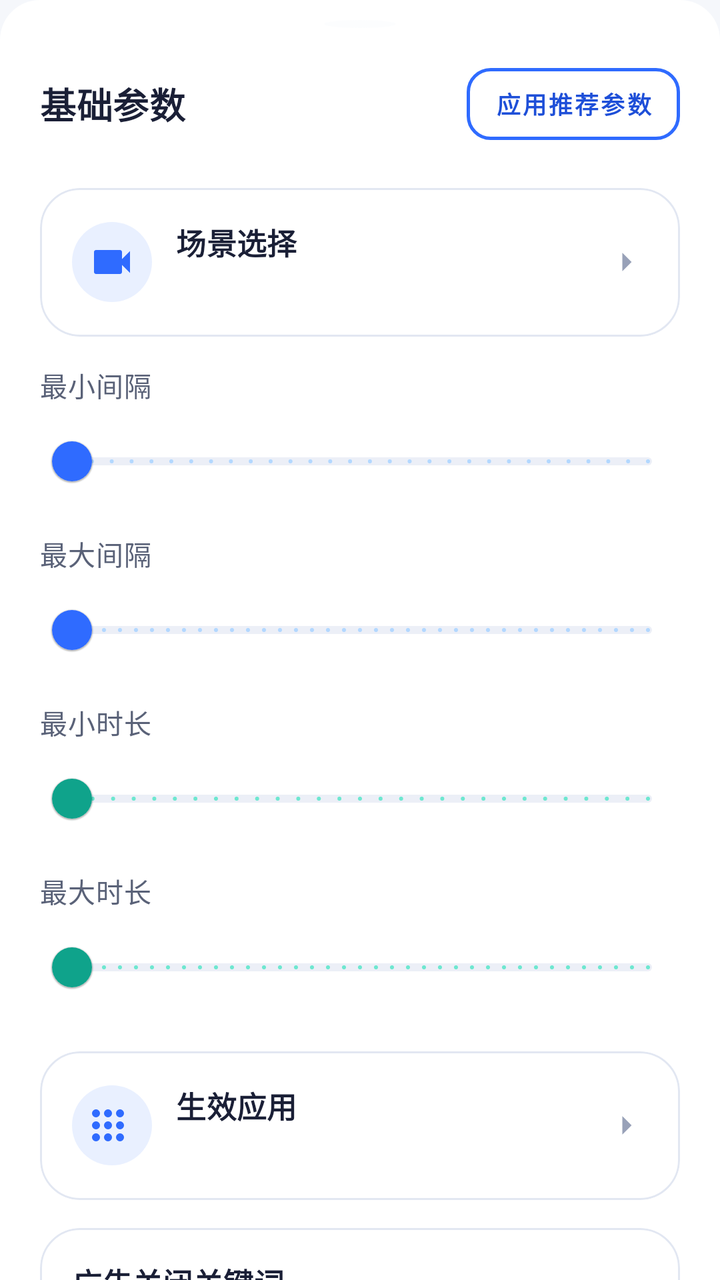
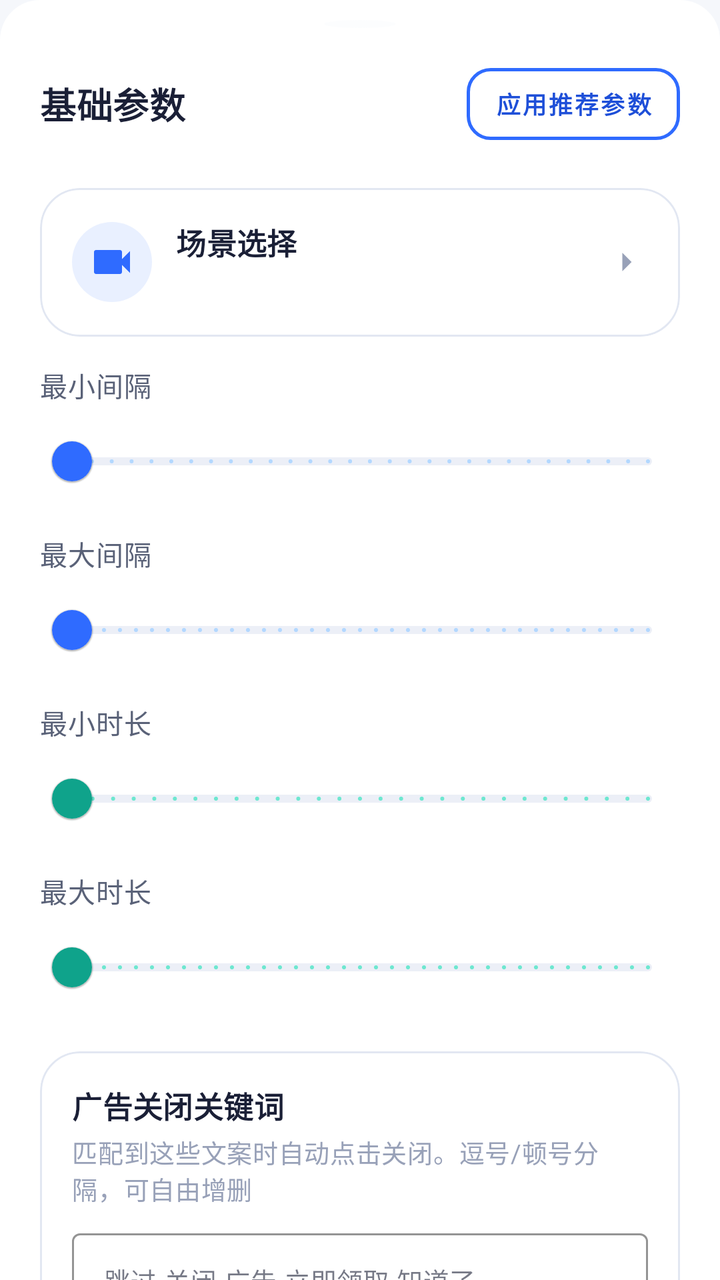

Before-and-after screenshots of an Android layout around one commit, followed by the original layout XML and the change that was made.
<!-- AndroidManifest.xml: application theme Theme.AutoScroll -->
<!-- res/layout/bottom_sheet_settings.xml -->
<?xml version="1.0" encoding="utf-8"?>
<androidx.core.widget.NestedScrollView xmlns:android="http://schemas.android.com/apk/res/android"
    xmlns:app="http://schemas.android.com/apk/res-auto"
    android:layout_width="match_parent"
    android:layout_height="wrap_content"
    android:background="@drawable/bottom_sheet_bg">

    <LinearLayout
        android:layout_width="match_parent"
        android:layout_height="wrap_content"
        android:orientation="vertical"
        android:paddingLeft="20dp"
        android:paddingRight="20dp"
        android:paddingTop="10dp"
        android:paddingBottom="24dp">

        
        <View
            android:layout_width="36dp"
            android:layout_height="4dp"
            android:layout_gravity="center_horizontal"
            android:layout_marginBottom="14dp"
            android:background="@drawable/scene_icon_bg"
            android:backgroundTint="@color/border" />

        
        <LinearLayout
            android:layout_width="match_parent"
            android:layout_height="wrap_content"
            android:orientation="horizontal"
            android:gravity="center_vertical"
            android:layout_marginBottom="18dp">

            <TextView
                android:layout_width="0dp"
                android:layout_height="wrap_content"
                android:layout_weight="1"
                android:text="@string/settings_title"
                android:textAppearance="@style/TextAppearance.Title"
                android:textSize="18sp" />

            <com.google.android.material.button.MaterialButton
                android:id="@+id/btnApplyRecommend"
                style="@style/AutoScrollButton.Outline"
                android:layout_width="wrap_content"
                android:layout_height="wrap_content"
                android:text="@string/apply_recommend"
                android:textSize="12sp"
                android:paddingLeft="14dp"
                android:paddingRight="14dp"
                android:paddingTop="8dp"
                android:paddingBottom="8dp"
                app:cornerRadius="12dp"
                app:strokeColor="@color/purple_500"
                android:textColor="@color/purple_700" />
        </LinearLayout>

        
        <com.google.android.material.card.MaterialCardView
            android:id="@+id/cardSceneEntry"
            style="@style/AutoScrollCard"
            android:layout_width="match_parent"
            android:layout_height="wrap_content"
            android:layout_marginBottom="14dp"
            android:clickable="true"
            android:focusable="true"
            app:rippleColor="@color/purple_200">

            <LinearLayout
                android:layout_width="match_parent"
                android:layout_height="wrap_content"
                android:orientation="horizontal"
                android:gravity="center_vertical"
                android:padding="16dp">

                <ImageView
                    android:layout_width="40dp"
                    android:layout_height="40dp"
                    android:padding="8dp"
                    android:scaleType="centerInside"
                    android:src="@drawable/ic_scene_video"
                    app:tint="@color/purple_500"
                    android:background="@drawable/scene_icon_bg" />

                <LinearLayout
                    android:layout_width="0dp"
                    android:layout_height="wrap_content"
                    android:layout_weight="1"
                    android:orientation="vertical"
                    android:layout_marginStart="12dp">

                    <TextView
                        android:layout_width="wrap_content"
                        android:layout_height="wrap_content"
                        android:text="@string/scene_entry_title"
                        android:textAppearance="@style/TextAppearance.Title"
                        android:textSize="15sp" />

                    <TextView
                        android:id="@+id/tvSceneSummary"
                        android:layout_width="wrap_content"
                        android:layout_height="wrap_content"
                        android:layout_marginTop="3dp"
                        android:textAppearance="@style/TextAppearance.Body"
                        android:textSize="12.5sp"
                        android:textColor="@color/text_hint" />
                </LinearLayout>

                <ImageView
                    android:layout_width="22dp"
                    android:layout_height="22dp"
                    android:scaleType="centerInside"
                    android:src="@drawable/ic_chevron_right"
                    app:tint="@color/text_hint" />
            </LinearLayout>
        </com.google.android.material.card.MaterialCardView>

        
        <LinearLayout
            android:layout_width="match_parent"
            android:layout_height="wrap_content"
            android:orientation="vertical"
            android:layout_marginBottom="12dp">

            <LinearLayout
                android:layout_width="match_parent"
                android:layout_height="wrap_content"
                android:orientation="horizontal"
                android:gravity="center_vertical"
                android:layout_marginBottom="4dp">

                <TextView
                    android:layout_width="0dp"
                    android:layout_height="wrap_content"
                    android:layout_weight="1"
                    android:text="@string/min_interval"
                    android:textAppearance="@style/TextAppearance.Body"
                    android:textSize="13.5sp" />

                <TextView
                    android:id="@+id/tvMinInterval"
                    android:layout_width="wrap_content"
                    android:layout_height="wrap_content"
                    android:textColor="@color/purple_700"
                    android:textStyle="bold"
                    android:textSize="15sp"
                    android:paddingLeft="8dp" />
            </LinearLayout>

            <com.google.android.material.slider.Slider
                android:id="@+id/sliderMinInterval"
                android:layout_width="match_parent"
                android:layout_height="wrap_content"
                android:valueFrom="1"
                android:valueTo="30"
                android:stepSize="1"
                app:tickColor="@color/purple_200"
                app:tickColorActive="@color/purple_500"
                app:thumbColor="@color/purple_500"
                app:trackColorActive="@color/purple_500"
                app:trackColorInactive="@color/divider" />
        </LinearLayout>

        
        <LinearLayout
            android:layout_width="match_parent"
            android:layout_height="wrap_content"
            android:orientation="vertical"
            android:layout_marginBottom="12dp">

            <LinearLayout
                android:layout_width="match_parent"
                android:layout_height="wrap_content"
                android:orientation="horizontal"
                android:gravity="center_vertical"
                android:layout_marginBottom="4dp">

                <TextView
                    android:layout_width="0dp"
                    android:layout_height="wrap_content"
                    android:layout_weight="1"
                    android:text="@string/max_interval"
                    android:textAppearance="@style/TextAppearance.Body"
                    android:textSize="13.5sp" />

                <TextView
                    android:id="@+id/tvMaxInterval"
                    android:layout_width="wrap_content"
                    android:layout_height="wrap_content"
                    android:textColor="@color/purple_700"
                    android:textStyle="bold"
                    android:textSize="15sp"
                    android:paddingLeft="8dp" />
            </LinearLayout>

            <com.google.android.material.slider.Slider
                android:id="@+id/sliderMaxInterval"
                android:layout_width="match_parent"
                android:layout_height="wrap_content"
                android:valueFrom="2"
                android:valueTo="60"
                android:stepSize="1"
                app:tickColor="@color/purple_200"
                app:tickColorActive="@color/purple_500"
                app:thumbColor="@color/purple_500"
                app:trackColorActive="@color/purple_500"
                app:trackColorInactive="@color/divider" />
        </LinearLayout>

        
        <LinearLayout
            android:layout_width="match_parent"
            android:layout_height="wrap_content"
            android:orientation="vertical"
            android:layout_marginBottom="12dp">

            <LinearLayout
                android:layout_width="match_parent"
                android:layout_height="wrap_content"
                android:orientation="horizontal"
                android:gravity="center_vertical"
                android:layout_marginBottom="4dp">

                <TextView
                    android:layout_width="0dp"
                    android:layout_height="wrap_content"
                    android:layout_weight="1"
                    android:text="@string/min_duration"
                    android:textAppearance="@style/TextAppearance.Body"
                    android:textSize="13.5sp" />

                <TextView
                    android:id="@+id/tvMinDuration"
                    android:layout_width="wrap_content"
                    android:layout_height="wrap_content"
                    android:textColor="@color/purple_700"
                    android:textStyle="bold"
                    android:textSize="15sp"
                    android:paddingLeft="8dp" />
            </LinearLayout>

            <com.google.android.material.slider.Slider
                android:id="@+id/sliderMinDuration"
                android:layout_width="match_parent"
                android:layout_height="wrap_content"
                android:valueFrom="100"
                android:valueTo="1500"
                android:stepSize="50"
                app:tickColor="@color/teal_200"
                app:tickColorActive="@color/teal_700"
                app:thumbColor="@color/teal_700"
                app:trackColorActive="@color/teal_700"
                app:trackColorInactive="@color/divider" />
        </LinearLayout>

        
        <LinearLayout
            android:layout_width="match_parent"
            android:layout_height="wrap_content"
            android:orientation="vertical"
            android:layout_marginBottom="12dp">

            <LinearLayout
                android:layout_width="match_parent"
                android:layout_height="wrap_content"
                android:orientation="horizontal"
                android:gravity="center_vertical"
                android:layout_marginBottom="4dp">

                <TextView
                    android:layout_width="0dp"
                    android:layout_height="wrap_content"
                    android:layout_weight="1"
                    android:text="@string/max_duration"
                    android:textAppearance="@style/TextAppearance.Body"
                    android:textSize="13.5sp" />

                <TextView
                    android:id="@+id/tvMaxDuration"
                    android:layout_width="wrap_content"
                    android:layout_height="wrap_content"
                    android:textColor="@color/purple_700"
                    android:textStyle="bold"
                    android:textSize="15sp"
                    android:paddingLeft="8dp" />
            </LinearLayout>

            <com.google.android.material.slider.Slider
                android:id="@+id/sliderMaxDuration"
                android:layout_width="match_parent"
                android:layout_height="wrap_content"
                android:valueFrom="200"
                android:valueTo="3000"
                android:stepSize="50"
                app:tickColor="@color/teal_200"
                app:tickColorActive="@color/teal_700"
                app:thumbColor="@color/teal_700"
                app:trackColorActive="@color/teal_700"
                app:trackColorInactive="@color/divider" />
        </LinearLayout>

        <com.google.android.material.card.MaterialCardView
            android:id="@+id/cardAllowedApps"
            style="@style/AutoScrollCard"
            android:layout_width="match_parent"
            android:layout_height="wrap_content"
            android:layout_marginTop="6dp"
            android:layout_marginBottom="8dp"
            android:clickable="true"
            android:focusable="true"
            app:rippleColor="@color/purple_200">

            <LinearLayout
                android:layout_width="match_parent"
                android:layout_height="wrap_content"
                android:orientation="horizontal"
                android:gravity="center_vertical"
                android:padding="16dp">

                <ImageView
                    android:layout_width="40dp"
                    android:layout_height="40dp"
                    android:padding="8dp"
                    android:scaleType="centerInside"
                    android:src="@drawable/ic_apps"
                    app:tint="@color/purple_500"
                    android:background="@drawable/scene_icon_bg" />

                <LinearLayout
                    android:layout_width="0dp"
                    android:layout_height="wrap_content"
                    android:layout_weight="1"
                    android:orientation="vertical"
                    android:layout_marginStart="12dp">

                    <TextView
                        android:layout_width="wrap_content"
                        android:layout_height="wrap_content"
                        android:text="@string/allowed_apps_title"
                        android:textAppearance="@style/TextAppearance.Title"
                        android:textSize="15sp" />

                    <TextView
                        android:id="@+id/tvAllowedAppsSummary"
                        android:layout_width="wrap_content"
                        android:layout_height="wrap_content"
                        android:layout_marginTop="3dp"
                        android:textAppearance="@style/TextAppearance.Body"
                        android:textSize="12.5sp"
                        android:textColor="@color/text_hint" />
                </LinearLayout>

                <ImageView
                    android:layout_width="22dp"
                    android:layout_height="22dp"
                    android:scaleType="centerInside"
                    android:src="@drawable/ic_chevron_right"
                    app:tint="@color/text_hint" />
            </LinearLayout>
        </com.google.android.material.card.MaterialCardView>

        <com.google.android.material.card.MaterialCardView
            style="@style/AutoScrollCard"
            android:layout_width="match_parent"
            android:layout_height="wrap_content"
            android:layout_marginTop="6dp"
            android:layout_marginBottom="8dp">

            <LinearLayout
                android:layout_width="match_parent"
                android:layout_height="wrap_content"
                android:orientation="vertical"
                android:padding="16dp">

                <TextView
                    android:layout_width="wrap_content"
                    android:layout_height="wrap_content"
                    android:text="@string/ad_keywords_title"
                    android:textAppearance="@style/TextAppearance.Title"
                    android:textSize="15sp" />

                <TextView
                    android:layout_width="wrap_content"
                    android:layout_height="wrap_content"
                    android:layout_marginTop="3dp"
                    android:layout_marginBottom="8dp"
                    android:text="@string/ad_keywords_summary"
                    android:textAppearance="@style/TextAppearance.Body"
                    android:textSize="12.5sp"
                    android:textColor="@color/text_hint" />

                <com.google.android.material.textfield.TextInputLayout
                    style="@style/Widget.MaterialComponents.TextInputLayout.OutlinedBox"
                    android:layout_width="match_parent"
                    android:layout_height="wrap_content"
                    app:boxStrokeColor="@color/purple_500">

                    <com.google.android.material.textfield.TextInputEditText
                        android:id="@+id/etAdKeywords"
                        android:layout_width="match_parent"
                        android:layout_height="wrap_content"
                        android:minLines="2"
                        android:maxLines="4"
                        android:gravity="top"
                        android:inputType="text"
                        android:textSize="13sp"
                        android:hint="@string/ad_keywords_hint" />
                </com.google.android.material.textfield.TextInputLayout>
            </LinearLayout>
        </com.google.android.material.card.MaterialCardView>

        <com.google.android.material.button.MaterialButton
            android:id="@+id/btnSaveSettings"
            style="@style/AutoScrollButton"
            android:layout_width="match_parent"
            android:layout_height="wrap_content"
            android:layout_marginTop="20dp"
            android:text="@string/save"
            app:backgroundTint="@color/teal_700"
            app:cornerRadius="16dp" />
    </LinearLayout>
</androidx.core.widget.NestedScrollView>
<!-- resources referenced by this layout -->
<resources>
  <color name="border">#E2E7F2</color>
  <color name="divider">#ECEFF7</color>
  <color name="purple_200">#B3D8FF</color>
  <color name="purple_500">#2F6BFF</color>
  <color name="purple_700">#1E4FD8</color>
  <color name="teal_200">#6EE7D0</color>
  <color name="teal_700">#0FA38B</color>
  <color name="text_hint">#98A1B8</color>
  <!-- drawable bottom_sheet_bg (drawable) -->
  <?xml version="1.0" encoding="utf-8"?>
  <shape xmlns:android="http://schemas.android.com/apk/res/android">
      <solid android:color="@color/white" />
      <corners
          android:topLeftRadius="20dp"
          android:topRightRadius="20dp" />
  </shape>
  <!-- drawable ic_apps (drawable) -->
  <vector xmlns:android="http://schemas.android.com/apk/res/android"
      android:width="24dp"
      android:height="24dp"
      android:viewportWidth="24"
      android:viewportHeight="24">
      <path
          android:fillColor="@android:color/white"
          android:fillType="evenOdd"
          android:pathData="M4,4a2,2 0,1 0,0 4,2 2,0 0,0 0,-4zM10,4a2,2 0,1 0,0 4,2 2,0 0,0 0,-4zM16,4a2,2 0,1 0,0 4,2 2,0 0,0 0,-4zM4,10a2,2 0,1 0,0 4,2 2,0 0,0 0,-4zM10,10a2,2 0,1 0,0 4,2 2,0 0,0 0,-4zM16,10a2,2 0,1 0,0 4,2 2,0 0,0 0,-4zM4,16a2,2 0,1 0,0 4,2 2,0 0,0 0,-4zM10,16a2,2 0,1 0,0 4,2 2,0 0,0 0,-4zM16,16a2,2 0,1 0,0 4,2 2,0 0,0 0,-4z" />
  </vector>
  <!-- drawable ic_chevron_right (drawable) -->
  <vector xmlns:android="http://schemas.android.com/apk/res/android"
      android:width="24dp"
      android:height="24dp"
      android:viewportWidth="24"
      android:viewportHeight="24">
      <path
          android:fillColor="@android:color/white"
          android:pathData="M10,17l5-5-5-5v10z" />
  </vector>
  <!-- drawable scene_icon_bg (drawable) -->
  <?xml version="1.0" encoding="utf-8"?>
  <shape xmlns:android="http://schemas.android.com/apk/res/android"
      android:shape="oval">
      <solid android:color="#1A2F6BFF" />
      <stroke android:width="0dp" android:color="@android:color/transparent" />
  </shape>
  <string name="ad_keywords_hint">跳过,关闭,广告,立即领取,知道了…</string>
  <string name="ad_keywords_summary">匹配到这些文案时自动点击关闭。逗号/顿号分隔，可自由增删</string>
  <string name="ad_keywords_title">广告关闭关键词</string>
  <string name="allowed_apps_title">生效应用</string>
  <string name="apply_recommend">应用推荐参数</string>
  <string name="max_duration">最大时长</string>
  <string name="max_interval">最大间隔</string>
  <string name="min_duration">最小时长</string>
  <string name="min_interval">最小间隔</string>
  <string name="save">保存参数</string>
  <string name="scene_entry_title">场景选择</string>
  <string name="settings_title">基础参数</string>
  <style name="AutoScrollCard" parent="Widget.MaterialComponents.CardView">
          <item name="cardCornerRadius">20dp</item>
          <item name="cardElevation">0dp</item>
          <item name="strokeWidth">1dp</item>
          <item name="strokeColor">@color/border</item>
          <item name="cardBackgroundColor">@color/bg_card</item>
          <item name="cardUseCompatPadding">false</item>
      </style>
  <style name="TextAppearance.Body" parent="TextAppearance.MaterialComponents.Body2">
          <item name="android:textColor">@color/text_secondary</item>
          <item name="android:lineSpacingExtra">4dp</item>
      </style>
  <style name="TextAppearance.Title" parent="TextAppearance.MaterialComponents.Subtitle1">
          <item name="android:textColor">@color/text_primary</item>
          <item name="android:textStyle">bold</item>
      </style>
  <color name="white">#FFFFFFFF</color>
  <color name="bg_card">#FFFFFF</color>
  <color name="text_secondary">#5A6278</color>
  <color name="text_primary">#1A1F36</color>
  <color name="bg_page">#F5F7FB</color>
  <!-- unchanged entries left out for length: 4 -->
</resources>

<!-- the commit's change to res/layout/bottom_sheet_settings.xml (unified diff, before → after) -->
@@ -9,8 +9,8 @@
         android:layout_width="match_parent"
         android:layout_height="wrap_content"
         android:orientation="vertical"
-        android:paddingLeft="20dp"
-        android:paddingRight="20dp"
+        android:paddingStart="20dp"
+        android:paddingEnd="20dp"
         android:paddingTop="10dp"
         android:paddingBottom="24dp">
 
@@ -46,8 +46,8 @@
                 android:layout_height="wrap_content"
                 android:text="@string/apply_recommend"
                 android:textSize="12sp"
-                android:paddingLeft="14dp"
-                android:paddingRight="14dp"
+                android:paddingStart="14dp"
+                android:paddingEnd="14dp"
                 android:paddingTop="8dp"
                 android:paddingBottom="8dp"
                 app:cornerRadius="12dp"
@@ -79,6 +79,7 @@
                     android:padding="8dp"
                     android:scaleType="centerInside"
                     android:src="@drawable/ic_scene_video"
+                    android:contentDescription="@string/scene_entry_title"
                     app:tint="@color/purple_500"
                     android:background="@drawable/scene_icon_bg" />
 
@@ -111,6 +112,7 @@
                     android:layout_height="22dp"
                     android:scaleType="centerInside"
                     android:src="@drawable/ic_chevron_right"
+                    android:contentDescription="@null"
                     app:tint="@color/text_hint" />
             </LinearLayout>
         </com.google.android.material.card.MaterialCardView>
@@ -144,7 +146,7 @@
                     android:textColor="@color/purple_700"
                     android:textStyle="bold"
                     android:textSize="15sp"
-                    android:paddingLeft="8dp" />
+                    android:paddingStart="8dp" />
             </LinearLayout>
 
             <com.google.android.material.slider.Slider
@@ -190,7 +192,7 @@
                     android:textColor="@color/purple_700"
                     android:textStyle="bold"
                     android:textSize="15sp"
-                    android:paddingLeft="8dp" />
+                    android:paddingStart="8dp" />
             </LinearLayout>
 
             <com.google.android.material.slider.Slider
@@ -236,7 +238,7 @@
                     android:textColor="@color/purple_700"
                     android:textStyle="bold"
                     android:textSize="15sp"
-                    android:paddingLeft="8dp" />
+                    android:paddingStart="8dp" />
             </LinearLayout>
 
             <com.google.android.material.slider.Slider
@@ -282,7 +284,7 @@
                     android:textColor="@color/purple_700"
                     android:textStyle="bold"
                     android:textSize="15sp"
-                    android:paddingLeft="8dp" />
+                    android:paddingStart="8dp" />
             </LinearLayout>
 
             <com.google.android.material.slider.Slider
@@ -298,66 +300,6 @@
                 app:trackColorActive="@color/teal_700"
                 app:trackColorInactive="@color/divider" />
         </LinearLayout>
-
-        <com.google.android.material.card.MaterialCardView
-            android:id="@+id/cardAllowedApps"
-            style="@style/AutoScrollCard"
-            android:layout_width="match_parent"
-            android:layout_height="wrap_content"
-            android:layout_marginTop="6dp"
-            android:layout_marginBottom="8dp"
-            android:clickable="true"
-            android:focusable="true"
-            app:rippleColor="@color/purple_200">
-
-            <LinearLayout
-                android:layout_width="match_parent"
-                android:layout_height="wrap_content"
-                android:orientation="horizontal"
-                android:gravity="center_vertical"
-                android:padding="16dp">
-
-                <ImageView
-                    android:layout_width="40dp"
-                    android:layout_height="40dp"
-                    android:padding="8dp"
-                    android:scaleType="centerInside"
-                    android:src="@drawable/ic_apps"
-                    app:tint="@color/purple_500"
-                    android:background="@drawable/scene_icon_bg" />
-
-                <LinearLayout
-                    android:layout_width="0dp"
-                    android:layout_height="wrap_content"
-                    android:layout_weight="1"
-                    android:orientation="vertical"
-                    android:layout_marginStart="12dp">
-
-                    <TextView
-                        android:layout_width="wrap_content"
-                        android:layout_height="wrap_content"
-                        android:text="@string/allowed_apps_title"
-                        android:textAppearance="@style/TextAppearance.Title"
-                        android:textSize="15sp" />
-
-                    <TextView
-                        android:id="@+id/tvAllowedAppsSummary"
-                        android:layout_width="wrap_content"
-                        android:layout_height="wrap_content"
-                        android:layout_marginTop="3dp"
-                        android:textAppearance="@style/TextAppearance.Body"
-                        android:textSize="12.5sp"
-                        android:textColor="@color/text_hint" />
-                </LinearLayout>
-
-                <ImageView
-                    android:layout_width="22dp"
-                    android:layout_height="22dp"
-                    android:scaleType="centerInside"
-                    android:src="@drawable/ic_chevron_right"
-                    app:tint="@color/text_hint" />
-            </LinearLayout>
-        </com.google.android.material.card.MaterialCardView>
 
         <com.google.android.material.card.MaterialCardView
             style="@style/AutoScrollCard"
<!-- resource entries referenced after the edit -->
@@ -16,17 +16,6 @@
           android:topLeftRadius="20dp"
           android:topRightRadius="20dp" />
   </shape>
-  <!-- drawable ic_apps (drawable) -->
-  <vector xmlns:android="http://schemas.android.com/apk/res/android"
-      android:width="24dp"
-      android:height="24dp"
-      android:viewportWidth="24"
-      android:viewportHeight="24">
-      <path
-          android:fillColor="@android:color/white"
-          android:fillType="evenOdd"
-          android:pathData="M4,4a2,2 0,1 0,0 4,2 2,0 0,0 0,-4zM10,4a2,2 0,1 0,0 4,2 2,0 0,0 0,-4zM16,4a2,2 0,1 0,0 4,2 2,0 0,0 0,-4zM4,10a2,2 0,1 0,0 4,2 2,0 0,0 0,-4zM10,10a2,2 0,1 0,0 4,2 2,0 0,0 0,-4zM16,10a2,2 0,1 0,0 4,2 2,0 0,0 0,-4zM4,16a2,2 0,1 0,0 4,2 2,0 0,0 0,-4zM10,16a2,2 0,1 0,0 4,2 2,0 0,0 0,-4zM16,16a2,2 0,1 0,0 4,2 2,0 0,0 0,-4z" />
-  </vector>
   <!-- drawable ic_chevron_right (drawable) -->
   <vector xmlns:android="http://schemas.android.com/apk/res/android"
       android:width="24dp"
@@ -47,7 +36,6 @@
   <string name="ad_keywords_hint">跳过,关闭,广告,立即领取,知道了…</string>
   <string name="ad_keywords_summary">匹配到这些文案时自动点击关闭。逗号/顿号分隔，可自由增删</string>
   <string name="ad_keywords_title">广告关闭关键词</string>
-  <string name="allowed_apps_title">生效应用</string>
   <string name="apply_recommend">应用推荐参数</string>
   <string name="max_duration">最大时长</string>
   <string name="max_interval">最大间隔</string>
